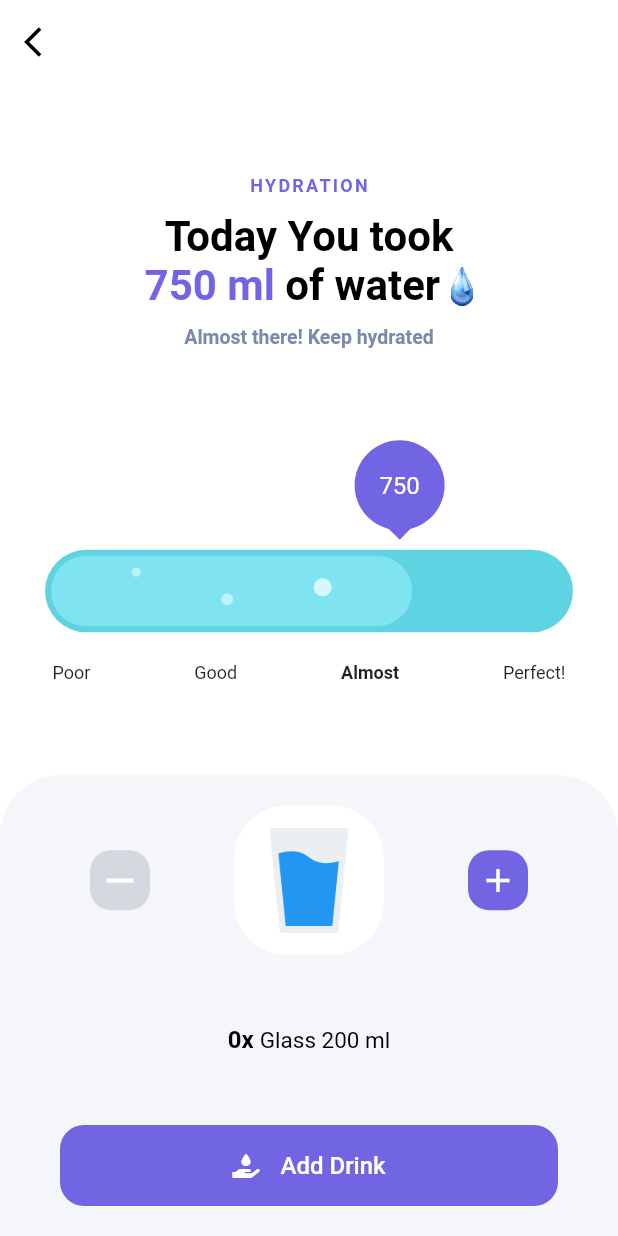
After one commit to digiyodha/healthbloomapp, a Flutter app: the WaterIntake screen opened directly, on a phone screen of 412 x 824 dp. The commit adds this screen. Run offline on Flutter 3.47's test engine with Material 2 defaults, Android fonts, the phone set to English and light mode, and no system bars; our stand-ins replace animated_bottom_navigation_bar, dio, file_picker, firebase_auth, firebase_core, firebase_storage and 5 more; missing offline and left inert: flutter_facebook_auth, hexagon; accounts and stored records are empty; network calls fail.

Commit message:
updated code

```diff
--- a/lib/components/custom_contained_button.dart
+++ b/lib/components/custom_contained_button.dart
@@ -8,6 +8,7 @@ class CustomContainedButton extends StatelessWidget {
   final double textSize;
   final FontWeight weight;
   final Color disabledColor, color;
+  final Widget leading;
 
   const CustomContainedButton(
       {this.text,
@@ -17,7 +18,8 @@ class CustomContainedButton extends StatelessWidget {
       this.textSize = 14,
       this.weight = FontWeight.w500,
       this.color = kMainColor,
-      this.disabledColor});
+      this.disabledColor,
+      this.leading});
 
   @override
   Widget build(BuildContext context) {
@@ -57,9 +59,16 @@ class CustomContainedButton extends StatelessWidget {
         onPressed: () {
           onPressed();
         },
-        child: Text(
-          text,
-          style: TextStyle(fontWeight: weight, fontSize: textSize),
+        child: Row(
+          mainAxisAlignment: MainAxisAlignment.center,
+          children: [
+            if(leading != null)
+              leading,
+            Text(
+              text,
+              style: TextStyle(fontWeight: weight, fontSize: textSize),
+            ),
+          ],
         ),
       ),
     );
--- a/lib/utils/drawer/custom_drawer.dart
+++ b/lib/utils/drawer/custom_drawer.dart
@@ -3,6 +3,7 @@ import 'package:health_bloom/main.dart';
 import 'package:health_bloom/view/login/login.dart';
 import 'package:health_bloom/view/splash/splash_screen.dart';
 import '../../view/family_members/family_members.dart';
+import '../../view/water_intake/water_intake.dart';
 import '../colors.dart';
 import 'drawer_container_widget.dart';
 
@@ -72,7 +73,11 @@ class _CustomDrawerState extends State<CustomDrawer> {
                 ),
                 DrawerContainerWidget(
                   text: "Water Tracker",
-                  onTap: () {},
+                  onTap: () {
+                    Navigator.push(context, MaterialPageRoute(builder: (context){
+                      return WaterIntake();
+                    }));
+                  },
                   selected: widget.selected == 2,
                   icon: Icons.track_changes,
                 ),
--- a/lib/view/homepage/home_page.dart
+++ b/lib/view/homepage/home_page.dart
@@ -8,6 +8,7 @@ import 'package:hexagon/hexagon.dart';
 import '../../utils/drawer/custom_drawer.dart';
 import '../family_members/family_members.dart';
 import '../prescription/add_prescription.dart';
+import '../water_intake/water_intake.dart';
 
 class HomePage extends StatefulWidget {
   const HomePage({Key key}) : super(key: key);
@@ -368,7 +369,13 @@ class _HomePageState extends State<HomePage> with SingleTickerProviderStateMixin
                         ],
                       ),
                     ),
-                    Container(
+                    InkWell(
+                      onTap: (){
+                        Navigator.push(context, MaterialPageRoute(builder: (context){
+                          return WaterIntake();
+                        }));
+                      },
+                      child: Container(
                         padding:
                             EdgeInsets.symmetric(horizontal: 14, vertical: 16),
                         decoration: BoxDecoration(
@@ -416,6 +423,7 @@ class _HomePageState extends State<HomePage> with SingleTickerProviderStateMixin
                             ),
                             Spacer(),
                           ],
+                        ),
                       ),
                     ),
                     InkWell(
--- a/lib/view/login/login.dart
+++ b/lib/view/login/login.dart
@@ -1,5 +1,8 @@
+import 'package:firebase_auth/firebase_auth.dart';
 import 'package:flutter/gestures.dart';
 import 'package:flutter/material.dart';
+import 'package:flutter_facebook_auth/flutter_facebook_auth.dart';
+import 'package:font_awesome_flutter/font_awesome_flutter.dart';
 import 'package:health_bloom/components/textbuilder.dart';
 import 'package:health_bloom/main.dart';
 import 'package:health_bloom/model/request/login_user_resquest.dart';
@@ -50,6 +53,18 @@ class _LoginState extends State<Login> {
   }
 
   Future<void> _handleSignOut() => googleSignIn.disconnect();
+
+  Future<UserCredential> signInWithFacebook() async {
+    final LoginResult result = await FacebookAuth.instance.login();
+    if(result.status == LoginStatus.success){
+      // Create a credential from the access token
+      final OAuthCredential credential = FacebookAuthProvider.credential(result.accessToken.token);
+      // Once signed in, return the UserCredential
+      return await FirebaseAuth.instance.signInWithCredential(credential);
+    }
+    return null;
+  }
+
 
   @override
   void initState() {
@@ -368,6 +383,22 @@ class _LoginState extends State<Login> {
                         ),
                         const SizedBox(width: 30.0),
                         InkWell(
+                          onTap: () async{
+                            UserCredential cred = await signInWithFacebook();
+                            await Future.delayed(Duration(seconds: 3));
+                            print(cred.user.email);
+                            print(cred.user.photoURL);
+                            print(cred.user.uid);
+                            print(cred.user.displayName);
+                          },
+                          child: CircleAvatar(
+                            backgroundColor: Colors.white,
+                            radius: 20,
+                            child: FaIcon(FontAwesomeIcons.facebookF),
+                          ),
+                        ),
+                        const SizedBox(width: 30.0),
+                        InkWell(
                           onTap: () {
                             Navigator.push(
                               context,
--- /dev/null
+++ b/lib/view/water_intake/water_intake.dart
@@ -0,0 +1,335 @@
+import 'package:flutter/material.dart';
+import 'package:font_awesome_flutter/font_awesome_flutter.dart';
+import 'package:health_bloom/utils/colors.dart';
+
+import '../../components/custom_contained_button.dart';
+
+class WaterIntake extends StatefulWidget {
+  const WaterIntake({Key key}) : super(key: key);
+
+  @override
+  State<WaterIntake> createState() => _WaterIntakeState();
+}
+
+class _WaterIntakeState extends State<WaterIntake> {
+  int _glassCount = 0;
+  double _percent = 0.7;
+
+  @override
+  Widget build(BuildContext context) {
+    Size _size = MediaQuery.of(context).size;
+    return Scaffold(
+      backgroundColor: kWhite,
+      appBar: AppBar(
+        leading: IconButton(
+          icon: Icon(
+            Icons.arrow_back_ios,
+            color: kBlack,
+          ),
+          onPressed: () {},
+        ),
+        elevation: 0,
+        backgroundColor: kWhite,
+      ),
+      body: Column(
+        children: [
+          Expanded(
+            flex: 6,
+            child: Column(
+              children: [
+                Spacer(),
+                Text("HYDRATION",
+                style: TextStyle(
+                  letterSpacing: 1.5,
+                  fontSize: 12,
+                  fontWeight: FontWeight.w600,
+                  color: kMainColor
+                ),),
+                SizedBox(height: 10,),
+                Text("Today You took",
+                  style: TextStyle(
+                      fontSize: 28,
+                      fontWeight: FontWeight.w600,
+                      color: kBlack
+                  ),),
+                Row(
+                  mainAxisAlignment: MainAxisAlignment.center,
+                  children: [
+                    Text("750 ml ",
+                      style: TextStyle(
+                          fontSize: 28,
+                          fontWeight: FontWeight.w600,
+                          color: kMainColor
+                      ),),
+                    Text("of water ",
+                      style: TextStyle(
+                          fontSize: 28,
+                          fontWeight: FontWeight.w600,
+                          color: kBlack
+                      ),),
+                    Image.asset("assets/images/water_drop.png",height: 26,)
+                  ],
+                ),
+                SizedBox(height: 10,),
+                Text("Almost there! Keep hydrated",
+                  style: TextStyle(
+                      fontSize: 13,
+                      fontWeight: FontWeight.w600,
+                      color: kGrey6
+                  ),),
+                Spacer(),
+                Align(
+                  alignment: Alignment.topLeft,
+                  child: Container(
+                    height: 63,
+                    width: 60,
+                    margin: EdgeInsets.only(
+                        left: _percent > 0.05 ? (_size.width - 60) * _percent - 10 : 20
+                    ),
+                    child: Stack(
+                      children: [
+                        Container(
+                          height: 60,
+                          width: 60,
+                          decoration: BoxDecoration(
+                            color: kMainColor,
+                            shape: BoxShape.circle
+                          ),
+                          child: Center(
+                            child: Text("750",style: TextStyle(
+                              fontSize: 16,
+                              color: kWhite
+                            ),),
+                          ),
+                        ),
+                        Positioned(
+                          bottom: 0,
+                          left: 0,
+                          right: 0,
+                          child: Row(
+                            mainAxisAlignment: MainAxisAlignment.center,
+                            children: [
+                              Transform.rotate(
+                                angle: 150,
+                                child: Container(
+                                  height: 16,
+                                  width: 16,
+                                  color: kMainColor,
+                                ),
+                              ),
+                            ],
+                          ),
+                        )
+                      ],
+                    ),
+                  ),
+                ),
+                SizedBox(height: 10,),
+                Container(
+                  padding: EdgeInsets.all(4),
+                  height: 55,
+                  width: _size.width - 60,
+                  decoration: BoxDecoration(
+                    borderRadius: BorderRadius.circular(40),
+                    color: Color(0xff5ED4E2)
+                  ),
+                  child: Row(
+                    children: [
+                      Container(
+                        height: double.infinity,
+                        width: (_size.width - 60 - 8) * _percent,
+                        decoration: BoxDecoration(
+                            borderRadius: BorderRadius.circular(40),
+                            color: Color(0xff7FE3F0)
+                        ),
+                        child: Row(
+                          crossAxisAlignment: CrossAxisAlignment.start,
+                          mainAxisAlignment: MainAxisAlignment.spaceEvenly,
+                          children: [
+                            if(_percent > 0.2)
+                            Padding(
+                              padding: const EdgeInsets.only(top: 8),
+                              child: CircleAvatar(
+                                radius: 3,
+                                backgroundColor: kWhite.withOpacity(0.5),
+                              ),
+                            ),
+                            if(_percent > 0.4)
+                              Padding(
+                                padding: const EdgeInsets.only(top: 25),
+                                child: CircleAvatar(
+                                  radius: 4,
+                                  backgroundColor: kWhite.withOpacity(0.5),
+                                ),
+                              ),
+                            if(_percent > 0.6)
+                              Padding(
+                                padding: const EdgeInsets.only(top: 15),
+                                child: CircleAvatar(
+                                  radius: 6,
+                                  backgroundColor: kWhite.withOpacity(0.7),
+                                ),
+                              ),
+                          ],
+                        ),
+                      ),
+                    ],
+                  ),
+                ),
+                SizedBox(height: 20,),
+                Padding(
+                  padding: const EdgeInsets.symmetric(horizontal: 35),
+                  child: Row(
+                    mainAxisAlignment: MainAxisAlignment.spaceBetween,
+                    children: [
+                      Text("Poor",
+                      style: TextStyle(
+                        fontSize: 12,
+                        fontWeight: _percent < 0.25 ? FontWeight.w600 : FontWeight.w400
+                      ),),
+                      Text("Good",
+                        style: TextStyle(
+                            fontSize: 12,
+                            fontWeight: _percent < 0.5 && _percent > 0.25 ? FontWeight.w600 : FontWeight.w400
+                        ),),
+                      Text("Almost",
+                        style: TextStyle(
+                            fontSize: 12,
+                            fontWeight: _percent < 0.75 && _percent > 0.5 ? FontWeight.w600 : FontWeight.w400
+                        ),),
+                      Text("Perfect!",
+                        style: TextStyle(
+                            fontSize: 12,
+                            fontWeight: _percent < 0.9 && _percent > 0.75 ? FontWeight.w600 : FontWeight.w400
+                        ),),
+                    ],
+                  ),
+                ),
+                Spacer(),
+              ],
+            ),
+          ),
+          Expanded(
+            flex: 4,
+            child: Container(
+              padding: EdgeInsets.symmetric(vertical: 20, horizontal: 40),
+              width: double.infinity,
+              decoration: BoxDecoration(
+                color: Color(0xffF5F6FA),
+                borderRadius: BorderRadius.only(
+                    topLeft: Radius.circular(40),
+                    topRight: Radius.circular(40)),
+              ),
+              child: Column(
+                children: [
+                  Row(
+                    mainAxisAlignment: MainAxisAlignment.spaceBetween,
+                    children: [
+                      InkWell(
+                        onTap: (){
+                          if(_glassCount > 0)
+                          setState(() {
+                            _glassCount--;
+                          });
+                        },
+                        child: AnimatedContainer(
+                          margin: EdgeInsets.only(left: 20),
+                          duration: Duration(milliseconds: 200),
+                          height: 40,
+                          width: 40,
+                          decoration: BoxDecoration(
+                            borderRadius: BorderRadius.circular(14),
+                            color: _glassCount > 0 ? kMainColor : Color(0xffD5D8DF)
+                          ),
+                          child: Center(
+                            child: Icon(Icons.remove,color: kWhite,size: 30,),
+                          ),
+                        ),
+                      ),
+                      AnimatedContainer(
+                        duration: Duration(milliseconds: 200),
+                        height: 100,
+                        width: 100,
+                        decoration: BoxDecoration(
+                            borderRadius: BorderRadius.circular(36),
+                            color: kWhite,
+                            // boxShadow: [
+                            //   BoxShadow(
+                            //       color: Colors.black12,
+                            //       blurRadius: 10,
+                            //     offset: Offset(0.0,5.0)
+                            //   )
+                            // ]
+                        ),
+                        child: Center(
+                          child: Image.asset("assets/images/water_glass_3.png",height: 70,),
+                        ),
+                      ),
+                      InkWell(
+                        onTap: (){
+                          setState(() {
+                            _glassCount++;
+                          });
+                        },
+                        child: AnimatedContainer(
+                          margin: EdgeInsets.only(right: 20),
+                          duration: Duration(milliseconds: 200),
+                          height: 40,
+                          width: 40,
+                          decoration: BoxDecoration(
+                            borderRadius: BorderRadius.circular(14),
+                            color: kMainColor
+                          ),
+                          child: Center(
+                            child: Icon(Icons.add,color: kWhite,size: 26,),
+                          ),
+                        ),
+                      ),
+                    ],
+                  ),
+                  Spacer(),
+                  RichText(
+                    text: TextSpan(
+                      text: "${_glassCount}x ",
+                      style: TextStyle(
+                        fontSize: 16,
+                        fontWeight: FontWeight.w700,
+                        color: kBlack
+                      ),
+                      children: [
+                        TextSpan(
+                          text: "Glass 200 ml",
+                          style: TextStyle(
+                              fontSize: 15,
+                              fontWeight: FontWeight.w400,
+                              color: kBlack
+                          ),
+                        )
+                      ]
+                    ),
+                  ),
+                  Spacer(),
+                  CustomContainedButton(
+                    height: 54,
+                    textSize: 16,
+                    disabledColor: kGreyLite,
+                    text: "Add Drink",
+                    onPressed: () {},
+                    width: double.infinity,
+                    leading: Row(
+                      mainAxisSize: MainAxisSize.min,
+                      children: [
+                        FaIcon(FontAwesomeIcons.handHoldingWater,size: 16,),
+                        SizedBox(width: 14,)
+                      ],
+                    ),
+                  )
+                ],
+              ),
+            ),
+          ),
+        ],
+      ),
+    );
+  }
+}
--- a/pubspec.yaml
+++ b/pubspec.yaml
@@ -33,6 +33,7 @@ dependencies:
   file_picker: ^4.2.1
   pin_code_fields: ^7.3.0
   image_picker:
+  flutter_facebook_auth: ^4.1.1
 
 
 dev_dependencies:
```
Also changed, not shown: assets/images/water_drop.png (added), assets/images/water_glass_2.png (added), assets/images/water_glass_3.png (added), pubspec.lock, 3 other files. Lines whose indentation alone changed are shown as unchanged.
